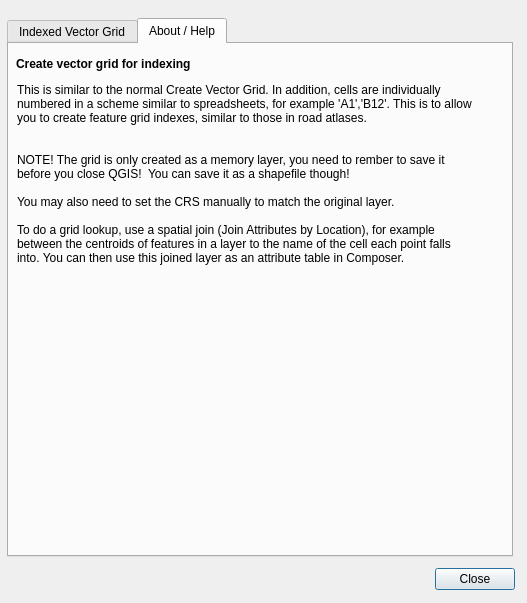
Above: createnamedgrid_dialog_base.ui from stevefaeembra/MakeNamedVectorGrid before the change. Below: the same form after it.
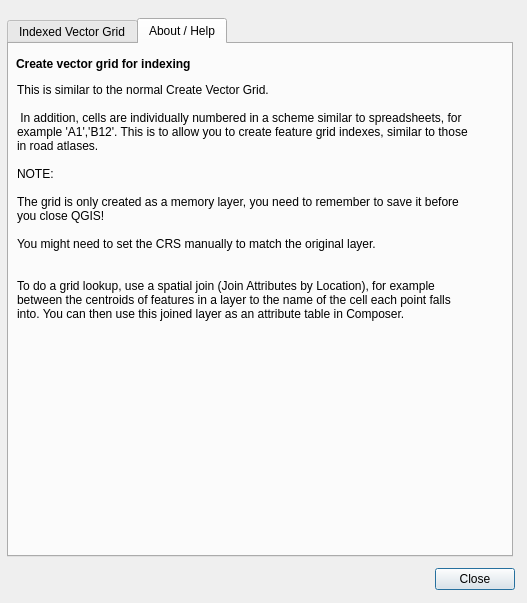
That is the form after the change. The open tabs and pages were chosen to show the change.

Commit message: fixed to use basic spinbox, fixed the help text

```diff
--- a/createnamedgrid_dialog_base.ui
+++ b/createnamedgrid_dialog_base.ui
@@ -498,12 +498,16 @@
       </font>
      </property>
      <property name="text">
-      <string>This is similar to the normal Create Vector Grid. In addition, cells are individually numbered in a scheme similar to spreadsheets, for example 'A1','B12'. This is to allow you to create feature grid indexes, similar to those in road atlases.
+      <string>This is similar to the normal Create Vector Grid. 
 
+ In addition, cells are individually numbered in a scheme similar to spreadsheets, for example 'A1','B12'. This is to allow you to create feature grid indexes, similar to those in road atlases.
 
-NOTE! The grid is only created as a memory layer, you need to rember to save it before you close QGIS!  You can save it as a shapefile though!
+NOTE:
 
-You may also need to set the CRS manually to match the original layer. 
+The grid is only created as a memory layer, you need to remember to save it before you close QGIS!
+
+You might need to set the CRS manually to match the original layer.
+
 
 To do a grid lookup, use a spatial join (Join Attributes by Location), for example between the centroids of features in a layer to the name of the cell each point falls into. You can then use this joined layer as an attribute table in Composer.</string>
      </property>
```
The commit also changes 2 other files.
